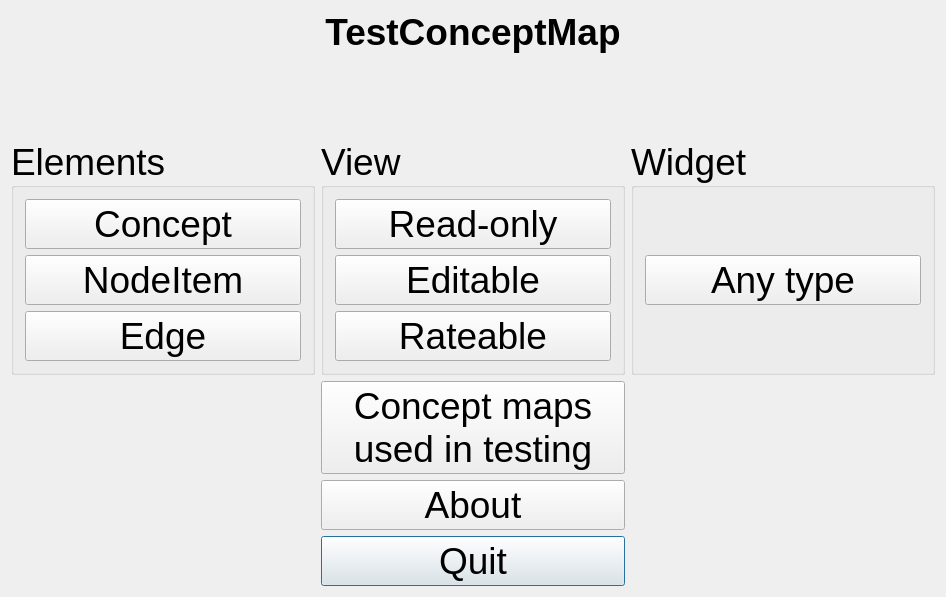
richelbilderbeek/ProjectRichelBilderbeek, file Tools/ToolTestConceptMap/qttestconceptmapmenudialog.ui: the form before one commit.
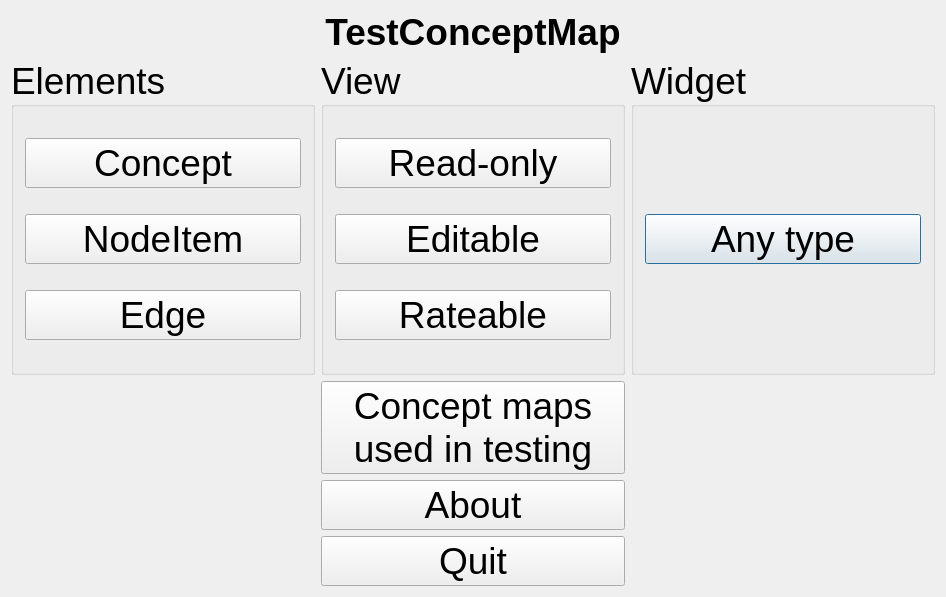
The form after the commit.

What changed in the file:
```diff
--- a/Tools/ToolTestConceptMap/qttestconceptmapmenudialog.ui
+++ b/Tools/ToolTestConceptMap/qttestconceptmapmenudialog.ui
@@ -19,14 +19,7 @@
    <string>TestConceptMap</string>
   </property>
   <layout class="QGridLayout" name="gridLayout">
-   <item row="5" column="1">
-    <widget class="QPushButton" name="button_quit">
-     <property name="text">
-      <string>Quit</string>
-     </property>
-    </widget>
-   </item>
-   <item row="2" column="2">
+   <item row="1" column="2">
     <widget class="QGroupBox" name="groupBox_conceptmapwidget">
      <property name="title">
       <string>Widget</string>
@@ -42,14 +35,21 @@
      </layout>
     </widget>
    </item>
-   <item row="4" column="1">
+   <item row="3" column="1">
     <widget class="QPushButton" name="button_about">
      <property name="text">
       <string>About</string>
      </property>
     </widget>
    </item>
-   <item row="2" column="0">
+   <item row="4" column="1">
+    <widget class="QPushButton" name="button_quit">
+     <property name="text">
+      <string>Quit</string>
+     </property>
+    </widget>
+   </item>
+   <item row="1" column="0">
     <widget class="QGroupBox" name="groupBox">
      <property name="title">
       <string>Elements</string>
@@ -82,6 +82,14 @@
      </layout>
     </widget>
    </item>
+   <item row="2" column="1">
+    <widget class="QPushButton" name="button_view_concept_maps">
+     <property name="text">
+      <string>Concept maps
+used in testing</string>
+     </property>
+    </widget>
+   </item>
    <item row="0" column="1">
     <widget class="QLabel" name="label_title">
      <property name="sizePolicy">
@@ -105,7 +113,7 @@
      </property>
     </widget>
    </item>
-   <item row="2" column="1">
+   <item row="1" column="1">
     <widget class="QGroupBox" name="groupBox_conceptmap">
      <property name="title">
       <string>View</string>
@@ -135,27 +143,6 @@
      </layout>
     </widget>
    </item>
-   <item row="1" column="1">
-    <spacer name="verticalSpacer">
-     <property name="orientation">
-      <enum>Qt::Vertical</enum>
-     </property>
-     <property name="sizeHint" stdset="0">
-      <size>
-       <width>20</width>
-       <height>40</height>
-      </size>
-     </property>
-    </spacer>
-   </item>
-   <item row="3" column="1">
-    <widget class="QPushButton" name="button_view_concept_maps">
-     <property name="text">
-      <string>Concept maps
-used in testing</string>
-     </property>
-    </widget>
-   </item>
   </layout>
   <zorder>label_title</zorder>
   <zorder>button_view_concept_maps</zorder>
@@ -164,7 +151,6 @@
   <zorder>groupBox_conceptmapwidget</zorder>
   <zorder>groupBox_conceptmap</zorder>
   <zorder>groupBox</zorder>
-  <zorder>verticalSpacer</zorder>
  </widget>
  <layoutdefault spacing="6" margin="11"/>
  <tabstops>
```
